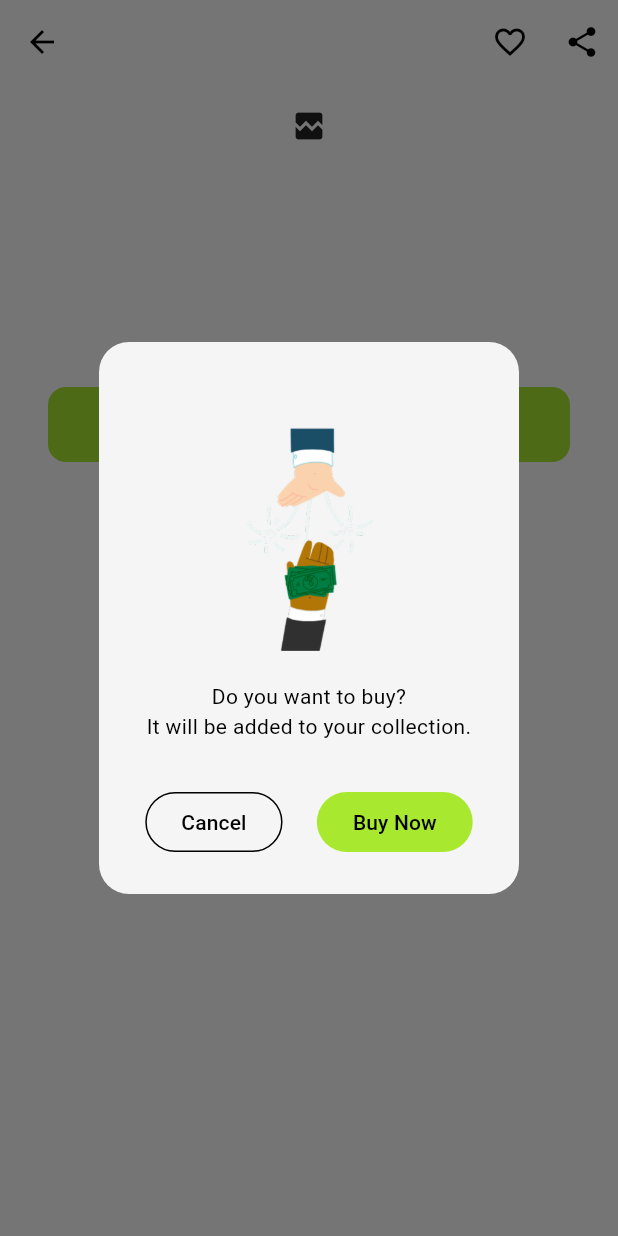
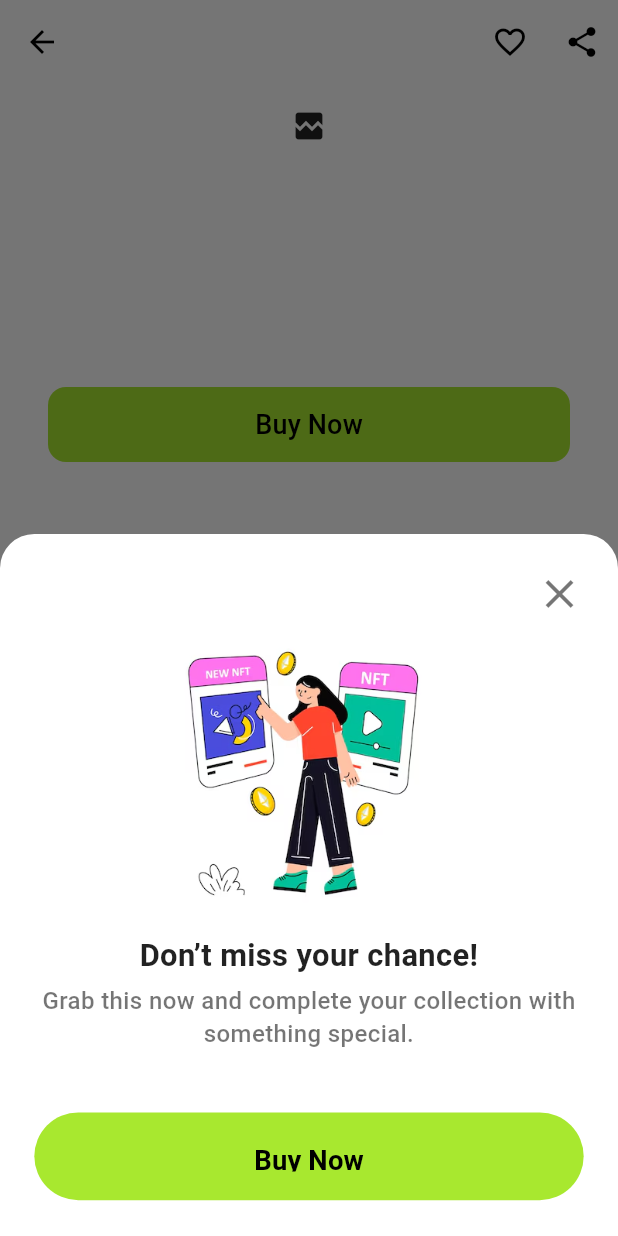
Before and after one commit to Goappster/nft_project, a Flutter app: the NFTDetailScreen screen opened directly with empty values, after a tap on "Buy Now", on a phone screen of 412 x 824 dp. Run offline on Flutter 3.47's test engine with Material 3 defaults, Android fonts, the phone set to English and light mode, and no system bars; drawn by our look-alikes of cached_network_image; our stand-ins replace dio, dotted_border, equatable, flutter_bloc, flutter_screenutil, flutter_spinkit and 10 more; accounts and stored records are empty; network calls fail; project files that could hold a hidden picture were left out.

Commit message:
add buying bottom navigtions and wallet add transtions

```diff
--- a/lib/views/Nft/nft_detail_screen.dart
+++ b/lib/views/Nft/nft_detail_screen.dart
@@ -1,5 +1,6 @@
 import 'package:cached_network_image/cached_network_image.dart';
 import 'package:flutter/material.dart';
+import 'package:flutter_screenutil/flutter_screenutil.dart';
 import 'package:get/get.dart';
 import 'package:shimmer/shimmer.dart';
 import 'package:untitled/app_theme.dart';
@@ -207,57 +208,107 @@ Widget _buildNFTImage() {
       child: ElevatedButton(
 
         style: ElevatedButton.styleFrom(backgroundColor: AppColors.primaryLight, shape: RoundedRectangleBorder(borderRadius: BorderRadius.circular(12)), minimumSize: const Size(double.infinity, 50),      elevation: 0,),
-        onPressed: () {showBuyNFTDialog(context);},
+        onPressed: () {showBuyNFTBottomSheet(context);},
         child: const Text("Buy Now", style: TextStyle(fontSize: 18, color: Colors.black), ),
       ),
     );
 
 
   }
-void showBuyNFTDialog(BuildContext context) {
-  Get.defaultDialog(
-    title: '',
-    content: Column(
-      // mainAxisSize: MainAxisSize.min,
+
+void showBuyNFTBottomSheet(BuildContext context) {
+  Get.bottomSheet(
+    Container(
+      decoration: BoxDecoration(
+        color: Colors.white,
+        borderRadius: BorderRadius.vertical(top: Radius.circular(20.r)),
+      ),
+      padding: EdgeInsets.only(left: 20.w, right: 20.w, top: 20.h, bottom: 20.h),
+      child: SafeArea(
+        child: Column(
+          mainAxisSize: MainAxisSize.min,
+          crossAxisAlignment: CrossAxisAlignment.center,
           children: [
+            // Close button aligned top right
+            Align(
+              alignment: Alignment.topRight,
+              child: GestureDetector(
+                onTap: () => Get.back(),
+                child: Icon(
+                  Icons.close,
+                  size: 28.sp,
+                  color: Colors.black54,
+                ),
+              ),
+            ),
+
+            SizedBox(height: 10.h),
+
             Image.asset(
-          'assets/images/buyNFT.png', // Your illustration asset
-          height: 150,
-          width: 250,
+              'assets/images/buyNFT.png',
+              height: 150.h,
+              width: 220.w,
+              fit: BoxFit.contain,
             ),
-        const SizedBox(height: 20),
-        const Text(
-         "Do you want to buy?\nIt will be added to your collection.",
+            SizedBox(height: 16.h),
+
+            Column(
+  children: [
+    Text(
+      "Don’t miss your chance!",
       style: TextStyle(
-            fontSize: 14,
-            // fontWeight: FontWeight.bold,
+        fontSize: 18.sp,
+        fontWeight: FontWeight.bold,
+        color: Colors.black87,
       ),
       textAlign: TextAlign.center,
     ),
-        const SizedBox(height: 30),
-        Row(
-          mainAxisAlignment: MainAxisAlignment.spaceEvenly,
-          children: [
-            OutlinedButton(
-              onPressed: () {
-                Get.back();
-              },
-              child: const Text("Cancel", style: TextStyle(color: Colors.black),),
+    SizedBox(height: 4.h), // spacing between title and description
+    Text(
+      "Grab this now and complete your collection with something special.",
+      style: TextStyle(
+        fontSize: 14.sp,
+        fontWeight: FontWeight.w500,
+        color: Colors.black54,
+        height: 1.4,
       ),
-            ElevatedButton(
-              style: ElevatedButton.styleFrom(elevation: 0,),
+      textAlign: TextAlign.center,
+    ),
+  ],
+),
+            SizedBox(height: 35.h),
+
+            SizedBox(
+              height: 49.h,
+              width: double.infinity,
+              child: ElevatedButton(
+                style: ElevatedButton.styleFrom(
+                  elevation: 0,
+                  backgroundColor: AppColors.primaryLight,
+                  padding: EdgeInsets.symmetric(vertical: 16.h),
+                ),
                 onPressed: () {
                   // TODO: Call your buy NFT API here
                   Get.back();
                 },
-              child: Text("Buy Now", style: TextStyle(color: Colors.black),),
+                child: Text(
+                  "Buy Now",
+                  style: TextStyle(
+                    color: Colors.black,
+                    fontSize: 16.sp,
+                    fontWeight: FontWeight.bold,
+                  ),
+                ),
+              ),
             ),
           ],
         ),
-      ],
       ),
-    radius: 20,
+    ),
+    isScrollControlled: true,
   );
 }
 
+
+
 }
--- a/pubspec.yaml
+++ b/pubspec.yaml
@@ -56,6 +56,7 @@ dependencies:
   flutter_screenutil: ^5.9.3
   marquee: ^2.3.0
   shimmer: ^3.0.0
+  font_awesome_flutter: ^10.9.0
 
 dev_dependencies:
   flutter_test:
```
Also changed, not shown: lib/main.dart (+95 -71 lines), lib/views/wallet/DepositMethodScreen.dart (+8 -8 lines), lib/views/wallet/wallet.dart (+120 -29 lines), lib/views/wallet/withdraw/withdraw_screen.dart (+13 -12 lines), assets/images/buyNFT.png, pubspec.lock, 6 other files. Lines whose indentation alone changed are shown as unchanged.
